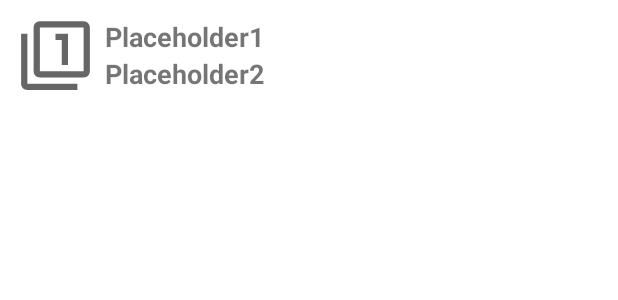
After one commit to JoonasK96/Monopoly, an Android app: the layout rv_item.xml on its own in the app's theme, with its tools: preview values and no code run, on a phone screen of 412 x 824 dp. The commit adds this screen. Shown: the top 300 px of the screen. Run offline under Robolectric (Android 15) with nearby library versions, the phone set to English and light mode, and no system bars.

Commit message:
Made a working RecyclerView base

```diff
--- a/app/build.gradle
+++ b/app/build.gradle
@@ -32,7 +32,9 @@ android {
 }
 
 dependencies {
-
+    implementation 'androidx.recyclerview:recyclerview:1.1.0'
+    implementation 'androidx.recyclerview:recyclerview-selection:1.1.0-beta01'
+    implementation 'androidx.cardview:cardview:1.1.0'
     implementation 'androidx.core:core-ktx:1.7.0'
     implementation 'androidx.appcompat:appcompat:1.4.0'
     implementation 'com.google.android.material:material:1.4.0'
--- /dev/null
+++ b/app/src/main/java/com/example/projektitest/Item.kt
@@ -0,0 +1,3 @@
+package com.example.projektitest
+
+data class Item (var imageResource: Int, val text1: String, val text2: String)
--- /dev/null
+++ b/app/src/main/res/drawable/p_1.xml
@@ -0,0 +1,10 @@
+<vector xmlns:android="http://schemas.android.com/apk/res/android"
+    android:width="24dp"
+    android:height="24dp"
+    android:viewportWidth="24"
+    android:viewportHeight="24"
+    android:tint="?attr/colorControlNormal">
+  <path
+      android:fillColor="@android:color/white"
+      android:pathData="M3,5L1,5v16c0,1.1 0.9,2 2,2h16v-2L3,21L3,5zM14,15h2L16,5h-4v2h2v8zM21,1L7,1c-1.1,0 -2,0.9 -2,2v14c0,1.1 0.9,2 2,2h14c1.1,0 2,-0.9 2,-2L23,3c0,-1.1 -0.9,-2 -2,-2zM21,17L7,17L7,3h14v14z"/>
+</vector>
--- a/app/src/main/res/layout/first_fragment.xml
+++ b/app/src/main/res/layout/first_fragment.xml
@@ -16,5 +16,6 @@
         app:layout_constraintBottom_toBottomOf="parent"
         app:layout_constraintEnd_toEndOf="parent"
         app:layout_constraintStart_toStartOf="parent"
-        app:layout_constraintTop_toTopOf="parent" />
+        app:layout_constraintTop_toTopOf="parent"
+        tools:listitem="@layout/rv_item"/>
 </androidx.constraintlayout.widget.ConstraintLayout>
--- /dev/null
+++ b/app/src/main/res/layout/rv_item.xml
@@ -0,0 +1,39 @@
+<?xml version="1.0" encoding="utf-8"?>
+<androidx.constraintlayout.widget.ConstraintLayout xmlns:android="http://schemas.android.com/apk/res/android"
+    android:layout_width="match_parent"
+    android:layout_height="wrap_content"
+    android:layout_margin="4dp">
+
+
+    <RelativeLayout
+        android:layout_width="match_parent"
+        android:layout_height="match_parent"
+        android:padding="8dp">
+
+        <ImageView
+            android:id="@+id/image_view"
+            android:layout_width="50dp"
+            android:layout_height="50dp"
+            android:layout_marginEnd="8dp"
+            android:src="@drawable/p_1" />
+
+        <TextView
+            android:id="@+id/tv1"
+            android:layout_width="wrap_content"
+            android:layout_height="wrap_content"
+            android:layout_toEndOf="@id/image_view"
+            android:text="Placeholder1"
+            android:textSize="18sp"
+            android:textStyle="bold" />
+
+        <TextView
+            android:layout_width="wrap_content"
+            android:layout_height="wrap_content"
+            android:layout_below="@id/tv1"
+            android:layout_toEndOf="@id/image_view"
+            android:text="Placeholder2"
+            android:textSize="18sp"
+            android:textStyle="bold" />
+
+    </RelativeLayout>
+</androidx.constraintlayout.widget.ConstraintLayout>
```
